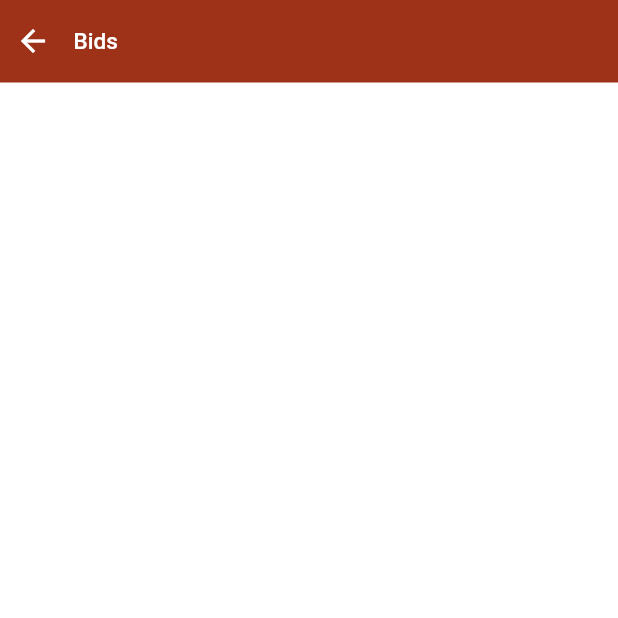
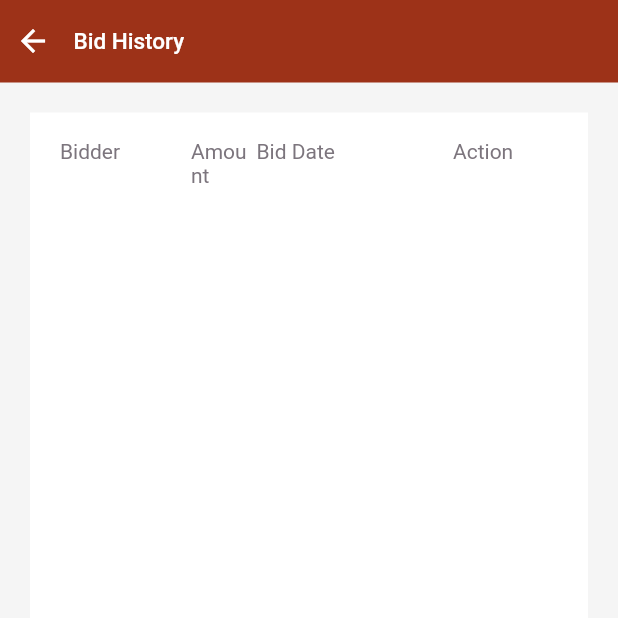
Before and after one commit to mizukageyama/bidding, a Flutter app: the BidListScreen screen opened directly, on a phone screen of 412 x 824 dp, the top half of it. Run offline on Flutter 3.47's test engine with Material 2 defaults, Android fonts, the phone set to English and light mode, and no system bars; our stand-ins replace carousel_slider, cloud_firestore, firebase_auth, firebase_core, firebase_storage, flutter_countdown_timer and 4 more; accounts and stored records are empty.

Commit message:
Registration Functionality and Item's Bid List

```diff
--- a/lib/controllers/side_menu_controller.dart
+++ b/lib/controllers/side_menu_controller.dart
@@ -21,6 +21,10 @@ class SideMenucontroller extends GetxController {
   //   return user.;
   // }
 
+  void reset() {
+    activeMenu.value = 'Dashboard';
+  }
+
   void changeActiveItem(String item) {
     activeMenu.value = item;
   }
--- a/lib/screens/seller/bid_list.dart
+++ b/lib/screens/seller/bid_list.dart
@@ -1,4 +1,6 @@
+import 'package:bidding/controllers/_controllers.dart';
 import 'package:bidding/shared/_packages_imports.dart';
+import 'package:bidding/shared/components/bid_tile.dart';
 import 'package:bidding/shared/constants/app_items.dart';
 import 'package:bidding/shared/layout/_layout.dart';
 import 'package:flutter/material.dart';
@@ -9,21 +11,24 @@ class BidListScreen extends StatelessWidget {
   @override
   Widget build(BuildContext context) {
     return Scaffold(
-      body: ResponsiveView(const _Content(), sellerSideMenuItem),
+      body: ResponsiveView(_Content(), sellerSideMenuItem),
     );
   }
 }
 
 class _Content extends StatelessWidget {
-  const _Content({Key? key}) : super(key: key);
+  _Content({Key? key}) : super(key: key);
+  final BidsController bidsController = Get.put(BidsController());
 
   @override
   Widget build(BuildContext context) {
+    bidsController.bindBidList('MsRyfhQOhK2IwiSaNT94');
     return Container(
       height: Get.height,
       width: Get.width,
-      color: whiteColor,
-      child: ListView(
+      color: const Color(0xFFF5F5F5),
+      child: Column(
+        mainAxisSize: MainAxisSize.min,
         children: [
           Container(
             color: maroonColor,
@@ -45,7 +50,7 @@ class _Content extends StatelessWidget {
                   width: 15,
                 ),
                 const Text(
-                  'Bids',
+                  'Bid History',
                   overflow: TextOverflow.ellipsis,
                   textAlign: TextAlign.start,
                   style: TextStyle(
@@ -57,7 +62,73 @@ class _Content extends StatelessWidget {
               ],
             ),
           ),
-          //diria ang sulod
+          Expanded(
+            child: Padding(
+              padding: const EdgeInsets.all(20),
+              child: Container(
+                padding: const EdgeInsets.all(10),
+                color: whiteColor,
+                child: Column(
+                  mainAxisSize: MainAxisSize.min,
+                  children: [
+                    Container(
+                      padding: const EdgeInsets.fromLTRB(10, 8, 10, 0),
+                      child: Row(
+                        mainAxisAlignment: MainAxisAlignment.start,
+                        crossAxisAlignment: CrossAxisAlignment.start,
+                        children: [
+                          Expanded(
+                            flex: 2,
+                            child: Text(
+                              'Bidder',
+                              style: robotoRegular.copyWith(color: greyColor),
+                            ),
+                          ),
+                          Expanded(
+                            flex: 1,
+                            child: Text(
+                              'Amount',
+                              style: robotoRegular.copyWith(color: greyColor),
+                            ),
+                          ),
+                          Expanded(
+                            flex: 3,
+                            child: Text(
+                              'Bid Date',
+                              style: robotoRegular.copyWith(color: greyColor),
+                            ),
+                          ),
+                          SizedBox(
+                            width: 70,
+                            child: Text(
+                              'Action',
+                              style: robotoRegular.copyWith(color: greyColor),
+                            ),
+                          )
+                        ],
+                      ),
+                    ),
+                    Expanded(
+                      child: Obx(
+                        () => ListView.separated(
+                          padding: const EdgeInsets.only(top: 10),
+                          shrinkWrap: true,
+                          itemBuilder: (context, index) {
+                            return BidTile(
+                              bid: bidsController.bids[index],
+                              showAll: true,
+                            );
+                          },
+                          separatorBuilder: (context, index) => const Divider(),
+                          itemCount: bidsController.bids.length,
+                        ),
+                      ),
+                    ),
+                  ],
+                ),
+              ),
+            ),
+          ),
         ],
       ),
     );
--- a/lib/screens/seller/item_info.dart
+++ b/lib/screens/seller/item_info.dart
@@ -31,15 +31,10 @@ class _Content extends StatelessWidget {
 
   final Item item;
   final BidsController bidsController = Get.put(BidsController());
-  final RxList<Bid> bids = RxList.empty(growable: true);
-  final RxBool isDoneLoading = false.obs;
 
   @override
   Widget build(BuildContext context) {
-    bids.bindStream(bidsController.getBids(item.itemId));
-    Future.delayed(const Duration(seconds: 5), () {
-      isDoneLoading.value = true;
-    });
+    bidsController.bindBidList(item.itemId);
 
     return Container(
       height: Get.height,
@@ -193,15 +188,15 @@ class _Content extends StatelessWidget {
   }
 
   Widget displayPrice() {
-    if (isDoneLoading.value && bids.isNotEmpty) {
-      if (bidsController.approvedBid(bids) != -1) {
+    if (bidsController.isDoneLoading.value && bidsController.bids.isNotEmpty) {
+      if (bidsController.approvedBid(bidsController.bids) != -1) {
         return Row(
           mainAxisAlignment: MainAxisAlignment.start,
           crossAxisAlignment: CrossAxisAlignment.end,
           children: [
             displayInfo(
               'Highest Approved Bid',
-              '₱ ${bids[0].ftAmount}',
+              '₱ ${bidsController.bids[0].ftAmount}',
               true,
             ),
             const SizedBox(
@@ -250,7 +245,8 @@ class _Content extends StatelessWidget {
           )
         ],
       );
-    } else if (isDoneLoading.value && bids.isEmpty) {
+    } else if (bidsController.isDoneLoading.value &&
+        bidsController.bids.isEmpty) {
       return displayInfo(
         'Asking Price',
         '₱ ${item.ftAmount}',
@@ -265,7 +261,7 @@ class _Content extends StatelessWidget {
   }
 
   Widget displayBids() {
-    if (isDoneLoading.value && bids.isNotEmpty) {
+    if (bidsController.isDoneLoading.value && bidsController.bids.isNotEmpty) {
       return SizedBox(
         width: Get.height * .65,
         child: Stack(
@@ -283,10 +279,12 @@ class _Content extends StatelessWidget {
                 primary: false,
                 shrinkWrap: true,
                 physics: const NeverScrollableScrollPhysics(),
-                itemCount: bids.length > 5 ? 5 : bids.length,
+                itemCount: bidsController.bids.length > 5
+                    ? 5
+                    : bidsController.bids.length,
                 itemBuilder: (context, index) {
                   return BidTile(
-                    bid: bids[index],
+                    bid: bidsController.bids[index],
                   );
                 },
               ),
@@ -317,7 +315,8 @@ class _Content extends StatelessWidget {
           ],
         ),
       );
-    } else if (isDoneLoading.value && bids.isEmpty) {
+    } else if (bidsController.isDoneLoading.value &&
+        bidsController.bids.isEmpty) {
       return const InfoDisplay(message: 'No bids for this item at the moment');
     }
     return const SizedBox(
--- a/lib/shared/components/form_input_field_with_icon.dart
+++ b/lib/shared/components/form_input_field_with_icon.dart
@@ -15,6 +15,7 @@ class FormInputFieldWithIcon extends StatelessWidget {
       this.maxLines,
       this.suffixIcon,
       this.hideLabelTyping = true,
+      this.capitalizedFirst = false,
       required this.onChanged,
       this.onSaved})
       : super(key: key);
@@ -32,6 +33,7 @@ class FormInputFieldWithIcon extends StatelessWidget {
   final void Function(String) onChanged;
   final void Function(String?)? onSaved;
   final bool hideLabelTyping;
+  final bool capitalizedFirst;
 
   @override
   Widget build(BuildContext context) {
@@ -68,6 +70,9 @@ class FormInputFieldWithIcon extends StatelessWidget {
         obscureText: obscureText,
         maxLines: 1,
         minLines: minLines,
+        textCapitalization: capitalizedFirst
+            ? TextCapitalization.words
+            : TextCapitalization.none,
         validator: validator,
       ),
     );
--- a/lib/shared/components/side_menu_card.dart
+++ b/lib/shared/components/side_menu_card.dart
@@ -8,6 +8,7 @@ class SideMenuCard extends StatelessWidget {
   SideMenuCard({Key? key, required this.menu}) : super(key: key);
   final MenuItem menu;
   final RxBool onHover = false.obs;
+
   final SideMenucontroller menucontroller = Get.find();
 
   @override
@@ -16,6 +17,9 @@ class SideMenuCard extends StatelessWidget {
       onTap: () {
         menucontroller.changeActiveItem(menu.name);
         menu.function();
+        if (menu.name == 'Logout') {
+          menucontroller.reset();
+        }
       },
       onHover: (value) => onHover.value = value,
       child: Obx(
```
Also changed, not shown: lib/controllers/auth_controller.dart (+43 -44 lines), lib/controllers/bids_controller.dart (+9 -0 lines), lib/models/bid_model.dart (+26 -7 lines), lib/screens/auth/signup.dart (+12 -4 lines), lib/shared/components/bid_tile.dart (+52 -12 lines), lib/shared/services/image_upload.dart (added, +36 -0 lines).
